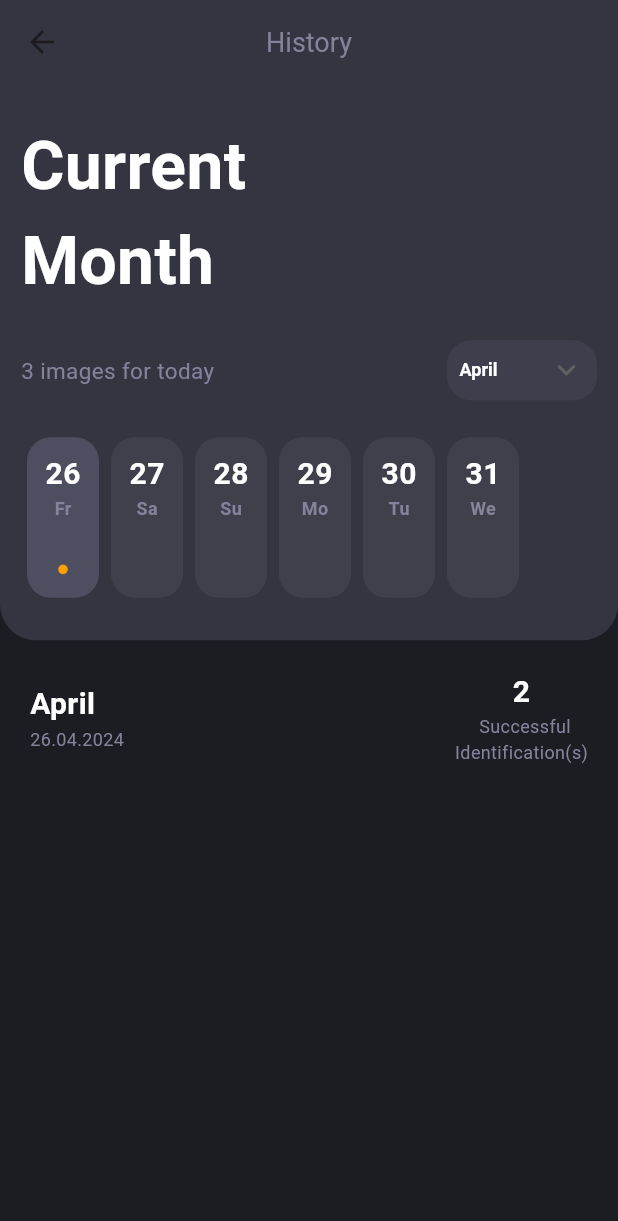
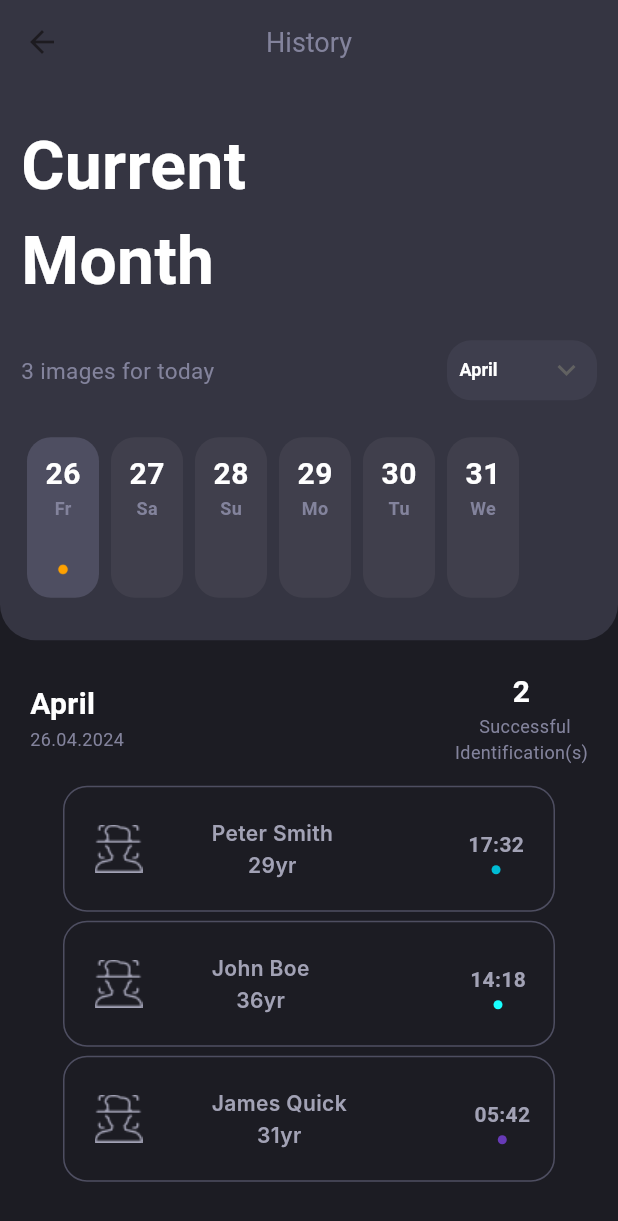
Before and after one commit to AhmedTarek42/Eyewitness-Visualizer, a Flutter app: the HistoryScreen screen opened directly, on a phone screen of 412 x 824 dp. Shown: the top 1221 px of the screen. Run offline on Flutter 3.47's test engine with Material 3 defaults, Android fonts, the phone set to English and light mode, and no system bars; our stand-ins replace bloc, cloud_firestore, conditional_builder_null_safety, dio, firebase_auth, firebase_core and 8 more; missing offline and left inert: circular_seek_bar, flutter_facebook_auth; accounts and stored records are empty; Roboto replaces fonts that are missing (Inter).

Commit message:
edit history screen

```diff
--- a/lib/main.dart
+++ b/lib/main.dart
@@ -11,6 +11,7 @@ import 'firebase_options.dart';
 import 'layout/eyewitness_visualizer_app/eyewitness_visualizer_layout.dart';
 import 'modules/eyewitness_visualizer_app/cubit/cubit.dart';
 import 'modules/eyewitness_visualizer_app/cubit/states.dart';
+import 'modules/eyewitness_visualizer_app/history_screen/history_screen.dart';
 import 'modules/eyewitness_visualizer_app/register_screen/register_screen.dart';
 import 'modules/eyewitness_visualizer_app/search_screen/search_screen.dart';
 import 'modules/eyewitness_visualizer_app/settings_screen/settings_screen.dart';
@@ -41,7 +42,7 @@ class MyApp extends StatelessWidget {
           return MaterialApp(
             debugShowCheckedModeBanner: false,
             theme: ThemeData(scaffoldBackgroundColor: const Color(0xFF1C1C23),),
-            home: RegisterScreen(),
+            home: EyewitnessVisualizerLayout(),
           );
         },
       ),
--- a/lib/modules/eyewitness_visualizer_app/history_screen/history_screen.dart
+++ b/lib/modules/eyewitness_visualizer_app/history_screen/history_screen.dart
@@ -172,10 +172,101 @@ class _HistoryScreenState extends State<HistoryScreen> {
                   ),
                 ],
               ),
-            )
-          ],
-        ),
+            ),
+            const SizedBox(height:14 ,),
+            historyData('Peter Smith',29,'17:32',Colors.cyan,90),
+            const SizedBox(height:6 ,),
+            historyData('John Boe',36,'14:18',Colors.cyanAccent,107),
+            const SizedBox(height:6 ,),
+            historyData('James Quick',31,'05:42',Colors.deepPurple,85)
+            ]
+        )
       )
     );
   }
 }
+
+Widget historyData(String name,int age,String time,Color color,double sizedBox)=>Container(
+  width: 328,
+  height: 84,
+  decoration: ShapeDecoration(
+    shape: RoundedRectangleBorder(
+      side: const BorderSide(width: 1, color: Color(0xFF4E4E61)),
+      borderRadius: BorderRadius.circular(16),
+    ),
+  ),
+  child: Stack(
+    children: [
+      Padding(
+        padding: const EdgeInsets.symmetric(horizontal: 20.0),
+        child: Row(
+          children: [
+            Image(
+                image: AssetImage('assets/images/Group.png')),
+            SizedBox(
+              width: 46,),
+            Column(
+              mainAxisAlignment: MainAxisAlignment.center,
+              children: [
+                Text(
+                  name,
+                  textAlign: TextAlign.center,
+                  style: TextStyle(
+                    color: Color(0xFFA2A2B5),
+                    fontSize: 14,
+                    fontFamily: 'Inter',
+                    fontWeight: FontWeight.w600,
+                    height: 0.10,
+                  ),
+                ),
+                SizedBox(height: 20,),
+                Text(
+                  '${age}yr',
+                  textAlign: TextAlign.center,
+                  style: TextStyle(
+                    color: Color(0xFFA2A2B5),
+                    fontSize: 14,
+                    fontFamily: 'Inter',
+                    fontWeight: FontWeight.w600,
+                    height: 0.10,
+                  ),
+                ),
+              ],
+            ),
+            SizedBox(
+              width: sizedBox,
+               ),
+            Positioned(
+              left: 0,
+              child: Column(
+                mainAxisAlignment: MainAxisAlignment.center,
+                children: [
+                  Text(
+                    time,
+                    textAlign: TextAlign.center,
+                    style: TextStyle(
+                      color: Color(0xFFA2A2B5),
+                      fontSize: 14,
+                      fontWeight: FontWeight.w600,
+                      height: 2,
+                    ),
+                  ),
+                  Container(
+                    width: 6.0, // Set width
+                    height: 6.0, // Set height
+                    decoration: BoxDecoration(
+                      shape: BoxShape.circle,
+                      color: color,
+                    ),
+                  )
+                ],
+              ),
+            ),
+
+          ],
+        ),
+      )
+
+    ],
+  ),
+);
--- a/lib/modules/eyewitness_visualizer_app/register_screen/register_screen.dart
+++ b/lib/modules/eyewitness_visualizer_app/register_screen/register_screen.dart
@@ -38,8 +38,8 @@ class RegisterScreen extends StatelessWidget {
             ),
             PrimaryButton(
               buttonTitle: 'Sign up with Facebook',
-              onPressed: () {
-                signInWithFacebook();
+              onPressed: () async {
+               await signInWithFacebook();
               },
               background: const Color(0xFF1771E6),
               borderSideOp: 0.30000001192092896,
--- a/lib/modules/eyewitness_visualizer_app/settings_screen/settings_screen.dart
+++ b/lib/modules/eyewitness_visualizer_app/settings_screen/settings_screen.dart
@@ -435,6 +435,7 @@ class SettingsScreen extends StatelessWidget{
                   ],
                 ),
               ),
+            SizedBox(height: 60,)
             ],
           ),
         ),
--- a/lib/modules/eyewitness_visualizer_app/statistics_screen/statistics_screen.dart
+++ b/lib/modules/eyewitness_visualizer_app/statistics_screen/statistics_screen.dart
@@ -128,7 +128,7 @@ class StatisticsScreen extends StatelessWidget{
                             children: [
                               Row(
                                 children: [
-                                  SizedBox(width: screenWidth * 0.01,),
+                                  SizedBox(width: screenWidth * 0.04,),
                                   Positioned.fromRect(
                                     rect: const Rect.fromLTWH(16,20, 328,84),
                                     child: Container(
@@ -146,7 +146,7 @@ class StatisticsScreen extends StatelessWidget{
                                       ),
                                     ),
                                   ),
-                                  SizedBox(width: screenWidth * 0.01,),
+                                  SizedBox(width: screenWidth * 0.04,),
                                   const Column(
                                     crossAxisAlignment: CrossAxisAlignment.start,
                                     mainAxisAlignment: MainAxisAlignment.center,
@@ -256,7 +256,7 @@ class StatisticsScreen extends StatelessWidget{
                             children: [
                               Row(
                                 children: [
-                                  const SizedBox(width: 16,),
+                                  SizedBox(width: screenWidth * 0.04,),
                                   Positioned.fromRect(
                                     rect: const Rect.fromLTWH(16,20, 328,84),
                                     child: Container(
@@ -371,8 +371,8 @@ class StatisticsScreen extends StatelessWidget{
                         ),
                         const SizedBox(height: 8),
                         Container(
-                          width: 328,
-                          height: 84,
+                          width: screenWidth * 0.85,
+                          height: screenHeight * 0.1,
                           decoration: ShapeDecoration(
                             color: const Color(0x334E4E61),
                             shape: RoundedRectangleBorder(
@@ -384,7 +384,7 @@ class StatisticsScreen extends StatelessWidget{
                             children: [
                               Row(
                                 children: [
-                                  const SizedBox(width: 16,),
+                                  SizedBox(width: screenWidth * 0.04,),
                                   Positioned(
                                     left: 16,
                                     top: 20,
--- a/pubspec.yaml
+++ b/pubspec.yaml
@@ -51,7 +51,7 @@ dependencies:
   firebase_auth: ^4.17.4
   cloud_firestore: ^4.15.4
   google_sign_in: ^6.2.1
-  flutter_facebook_auth: ^6.0.4
+  flutter_facebook_auth: ^6.2.0
   fl_chart: ^0.66.2
   syncfusion_flutter_charts: ^24.2.7
   percent_indicator: ^4.2.3
@@ -115,6 +115,7 @@ flutter:
     - assets/images/base.png
     - assets/images/Ellipse9.png
     - assets/images/faceRecognition.png
+    - assets/images/Group.png
     - assets/images/shika.jpg
 
   # To add assets to your application, add an assets section, like this:
```
Also changed, not shown: assets/images/Ellipse9.png (added), assets/images/Group.png (added), assets/images/faceRecognition.png (added), assets/images/uploadpink.png (added), pubspec.lock, 6 other files.
